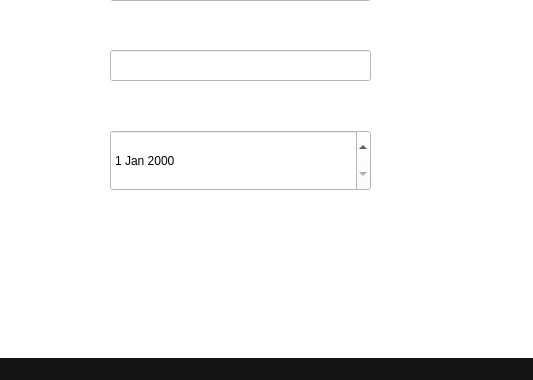
Qt form mainwindow.ui (Scastelar/Music-Player) before a commit; both pictures show x 430 to 963 and y 220 to 600 of the 963 by 600 pixel window.
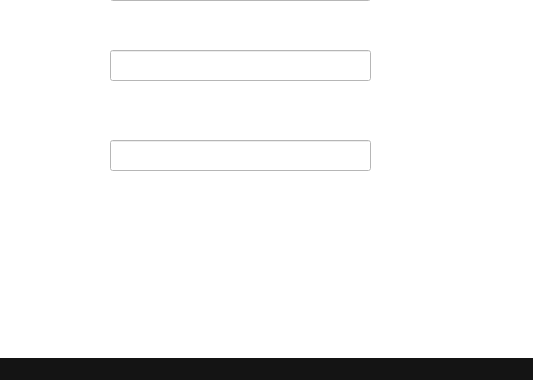
The same form after that commit. The open tabs and pages were chosen to show the change. Icons and pictures are not drawn.

```diff
--- a/mainwindow.ui
+++ b/mainwindow.ui
@@ -211,13 +211,13 @@
        <string/>
       </property>
      </widget>
-     <widget class="QDateEdit" name="dateEdit">
+     <widget class="QLineEdit" name="lineEdit_4">
       <property name="geometry">
        <rect>
         <x>540</x>
-        <y>350</y>
+        <y>360</y>
         <width>261</width>
-        <height>61</height>
+        <height>31</height>
        </rect>
       </property>
      </widget>
```
